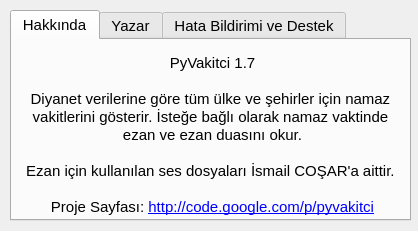
Before: the Qt Designer form src/ui/Hakkinda.ui in kirmizikaranfil/PyVakitci, drawn with Qt 5.
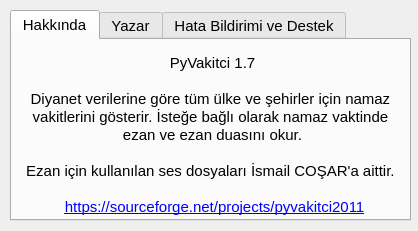
After: the same form once the commit is applied.

Diff of the .ui file:
```diff
--- a/src/ui/Hakkinda.ui
+++ b/src/ui/Hakkinda.ui
@@ -81,7 +81,7 @@
 &lt;p align=&quot;center&quot; style=&quot;-qt-paragraph-type:empty; margin-top:0px; margin-bottom:0px; margin-left:0px; margin-right:0px; -qt-block-indent:0; text-indent:0px; font-family:'Sans';&quot;&gt;&lt;br /&gt;&lt;/p&gt;
 &lt;p align=&quot;center&quot; style=&quot; margin-top:0px; margin-bottom:0px; margin-left:0px; margin-right:0px; -qt-block-indent:0; text-indent:0px;&quot;&gt;&lt;span style=&quot; font-family:'Sans';&quot;&gt;Ezan için kullanılan ses dosyaları İsmail COŞAR'a aittir. &lt;/span&gt;&lt;/p&gt;
 &lt;p align=&quot;center&quot; style=&quot;-qt-paragraph-type:empty; margin-top:0px; margin-bottom:0px; margin-left:0px; margin-right:0px; -qt-block-indent:0; text-indent:0px; font-family:'Sans';&quot;&gt;&lt;br /&gt;&lt;/p&gt;
-&lt;p align=&quot;center&quot; style=&quot; margin-top:0px; margin-bottom:0px; margin-left:0px; margin-right:0px; -qt-block-indent:0; text-indent:0px;&quot;&gt;&lt;span style=&quot; font-family:'Sans';&quot;&gt;Proje Sayfası: &lt;/span&gt;&lt;a href=&quot;http://code.google.com/p/pyvakitci&quot;&gt;&lt;span style=&quot; font-family:'Sans'; text-decoration: underline; color:#0000ff;&quot;&gt;http://code.google.com/p/pyvakitci&lt;/span&gt;&lt;/a&gt;&lt;/p&gt;&lt;/body&gt;&lt;/html&gt;</string>
+&lt;p align=&quot;center&quot; style=&quot; margin-top:0px; margin-bottom:0px; margin-left:0px; margin-right:0px; -qt-block-indent:0; text-indent:0px;&quot;&gt;&lt;span style=&quot; font-family:'Sans';&quot;&gt; &lt;/span&gt;&lt;a href=&quot;https://sourceforge.net/projects/pyvakitci2011&quot;&gt;&lt;span style=&quot; font-family:'Sans'; text-decoration: underline; color:#0000ff;&quot;&gt;https://sourceforge.net/projects/pyvakitci2011&lt;/span&gt;&lt;/a&gt;&lt;/p&gt;&lt;/body&gt;&lt;/html&gt;</string>
      </property>
     </widget>
    </widget>
```
